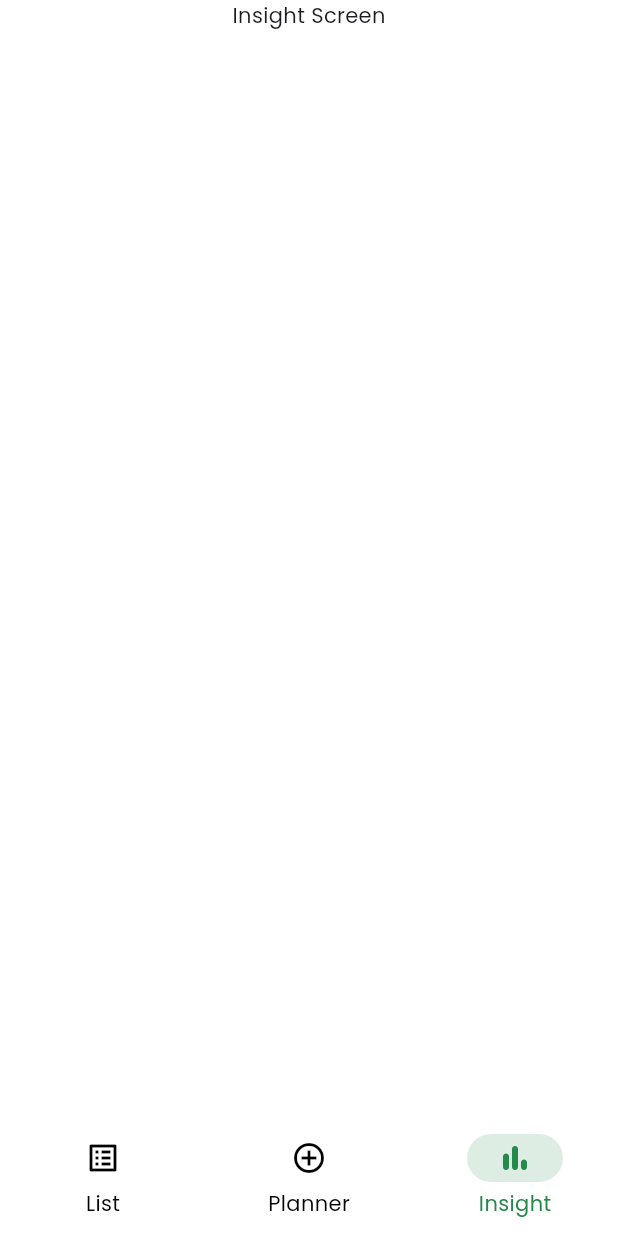
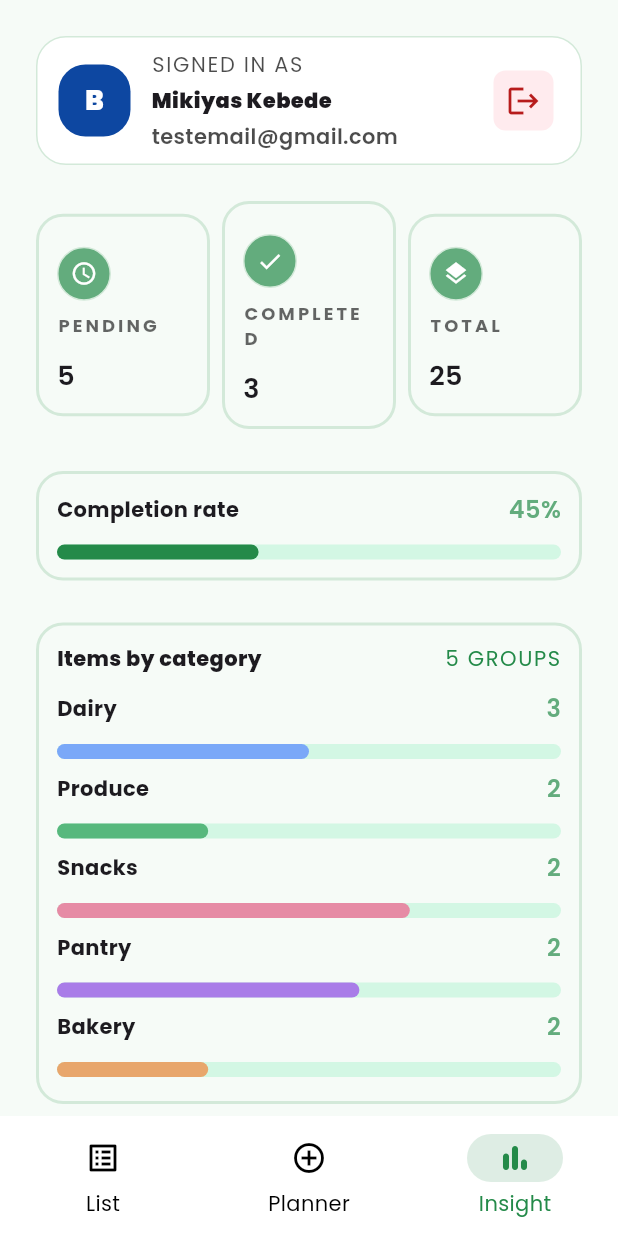
Before and after one commit to Miki0035/flutter_grocify, a Flutter app: the BottomNav screen opened directly, item 3 of the bottom bar chosen, on a phone screen of 412 x 824 dp. Run offline on Flutter 3.47's test engine with Material 3 defaults, Android fonts, the phone set to English and light mode, and no system bars; our stand-ins replace fpdart, google_fonts.

Commit message:
fix: widgetized insight screen

```diff
--- a/lib/features/insights/presentation/screens/insight_screen.dart
+++ b/lib/features/insights/presentation/screens/insight_screen.dart
@@ -1,10 +1,92 @@
 import 'package:flutter/material.dart';
+import 'package:grocify/core/constants/sizes.dart';
+import 'package:grocify/features/insights/presentation/widgets/insight_banner_card.dart';
+import 'package:grocify/features/insights/presentation/widgets/insight_priority_card.dart';
+import 'package:grocify/features/insights/presentation/widgets/insight_progress_bar.dart';
+import 'package:grocify/features/insights/presentation/widgets/insight_progress_container.dart';
+import 'package:grocify/features/insights/presentation/widgets/insight_stats_container.dart';
 
 class InsightScreen extends StatelessWidget {
   const InsightScreen({super.key});
 
   @override
   Widget build(BuildContext context) {
-    return const Column(children: [Center(child: Text('Insight Screen'))]);
+    // Width Of Device
+    final width = MediaQuery.sizeOf(context).width;
+
+    final backgroundColor = Theme.of(
+      context,
+    ).colorScheme.outlineVariant.withValues(alpha: 0.2);
+
+    final borderColor = Theme.of(context).colorScheme.outlineVariant;
+    final primaryColor = Theme.of(context).colorScheme.primary;
+    final onPrimaryColor = Theme.of(context).colorScheme.onPrimary;
+    final surfaceColor = Theme.of(context).colorScheme.surface;
+
+    return SafeArea(
+      child: SingleChildScrollView(
+        child: Container(
+          padding: .all(24),
+          decoration: BoxDecoration(color: backgroundColor),
+          child: Column(
+            children: [
+              GInsightBanner(),
+              SizedBox(height: 24),
+
+              GInsightStats(),
+              SizedBox(height: 20),
+
+              GInsightProgressIndicator(
+                borderColor: borderColor,
+                primaryColor: primaryColor,
+                type: 'Completion rate',
+                amount: '45%',
+                hasBorder: true,
+                hasPadding: true,
+                padding: 8,
+                value: 0.4,
+              ),
+
+              SizedBox(height: 20),
+
+              GInsightProgressCategoryContainer(
+                borderColor: borderColor,
+                primaryColor: primaryColor,
+              ),
+
+              SizedBox(height: 18),
+
+              GInsightPriorityCard(
+                surfaceColor: surfaceColor,
+                borderColor: borderColor,
+                primaryColor: primaryColor,
+              ),
+
+              // CLEAR BUTTON
+              Container(
+                width: width * 0.8,
+                padding: .symmetric(vertical: 32),
+                child: ElevatedButton(
+                  onPressed: () {},
+                  style: ElevatedButton.styleFrom(
+                    backgroundColor: primaryColor,
+                    padding: .symmetric(vertical: 16),
+                    shape: RoundedRectangleBorder(borderRadius: .circular(8)),
+                  ),
+                  child: Text(
+                    'Clear completed items',
+                    style: TextStyle(
+                      color: onPrimaryColor,
+                      fontSize: GSize.fontMd,
+                      letterSpacing: 0.9,
+                    ),
+                  ),
+                ),
+              ),
+            ],
+          ),
+        ),
+      ),
+    );
   }
 }
--- /dev/null
+++ b/lib/features/insights/presentation/widgets/insight_banner_card.dart
@@ -0,0 +1,88 @@
+import 'package:flutter/material.dart';
+import 'package:grocify/core/constants/sizes.dart';
+
+class GInsightBanner extends StatelessWidget {
+  const GInsightBanner({super.key});
+
+  @override
+  Widget build(BuildContext context) {
+    final surface = Theme.of(context).colorScheme.surface;
+    final textColor = Theme.of(context).colorScheme.onSurface;
+
+    final borderColor = Theme.of(context).colorScheme.outlineVariant;
+    return Container(
+      padding: .symmetric(horizontal: 14, vertical: 8),
+      decoration: BoxDecoration(
+        color: surface,
+        border: .all(color: borderColor),
+        borderRadius: .circular(20),
+      ),
+      child: Row(
+        mainAxisAlignment: .spaceBetween,
+        children: [
+          // PROFILE AVATAR + PROFILE DATA
+          Row(
+            children: [
+              // PROFILE AVATAR
+              Container(
+                width: 48,
+                height: 48,
+                padding: .all(8),
+                decoration: BoxDecoration(
+                  color: Colors.blue.shade900,
+                  borderRadius: .circular(18),
+                ),
+                child: Center(
+                  child: Text(
+                    'B',
+                    style: TextStyle(
+                      color: surface,
+                      fontWeight: .w900,
+                      fontSize: GSize.fontLg,
+                    ),
+                  ),
+                ),
+              ),
+              SizedBox(width: 14),
+              // PROFILE DATA
+              Column(
+                crossAxisAlignment: .start,
+                children: [
+                  Text(
+                    'SIGNED IN AS',
+                    style: TextStyle(
+                      letterSpacing: 1.1,
+                      color: textColor.withValues(alpha: 0.7),
+                    ),
+                  ),
+                  SizedBox(height: 4),
+
+                  Text('Mikiyas Kebede', style: TextStyle(fontWeight: .w900)),
+                  SizedBox(height: 4),
+
+                  Text(
+                    'testemail@gmail.com',
+                    style: TextStyle(
+                      fontWeight: .w600,
+                      color: textColor.withValues(alpha: 0.7),
+                    ),
+                  ),
+                ],
+              ),
+            ],
+          ),
+
+          // LOGOUT BUTTON
+          IconButton(
+            onPressed: () {},
+            style: IconButton.styleFrom(
+              backgroundColor: Colors.red.shade50,
+              shape: RoundedRectangleBorder(borderRadius: .circular(8)),
+            ),
+            icon: Icon(Icons.logout, color: Colors.red.shade900),
+          ),
+        ],
+      ),
+    );
+  }
+}
--- /dev/null
+++ b/lib/features/insights/presentation/widgets/insight_priority_card.dart
@@ -0,0 +1,75 @@
+import 'package:flutter/material.dart';
+import 'package:grocify/core/constants/sizes.dart';
+import 'package:grocify/features/list/presentation/widgets/chip.dart';
+
+class GInsightPriorityCard extends StatelessWidget {
+  const GInsightPriorityCard({
+    super.key,
+    required this.surfaceColor,
+    required this.borderColor,
+    required this.primaryColor,
+  });
+
+  final Color surfaceColor;
+  final Color borderColor;
+  final Color primaryColor;
+
+  @override
+  Widget build(BuildContext context) {
+    return Container(
+      padding: .symmetric(vertical: 18, horizontal: 14),
+      decoration: BoxDecoration(
+        color: surfaceColor,
+        border: .all(color: borderColor, width: 2),
+        borderRadius: .circular(20),
+      ),
+      child: Row(
+        mainAxisAlignment: .spaceBetween,
+        crossAxisAlignment: .start,
+        children: [
+          // RIGHT
+          Column(
+            spacing: 5,
+            crossAxisAlignment: .start,
+            children: [
+              Text(
+                'High priority remanining',
+                style: TextStyle(fontSize: GSize.fontSm, fontWeight: .w800),
+              ),
+
+              Text(
+                '3',
+                style: TextStyle(
+                  fontSize: GSize.fontXl,
+                  color: Colors.black,
+                  fontWeight: .w800,
+                ),
+              ),
+              Text(
+                'Handle these first for a smoother trip.',
+                style: TextStyle(
+                  fontSize: GSize.fontSm,
+                  color: primaryColor,
+                  fontWeight: .w400,
+                ),
+              ),
+            ],
+          ),
+
+          // RIGHT
+          GChip(
+            backgroundColor: Colors.red.shade50,
+            child: Text(
+              "ACTION",
+              style: TextStyle(
+                color: Colors.red,
+                fontSize: GSize.fontSm,
+                fontWeight: .w800,
+              ),
+            ),
+          ),
+        ],
+      ),
+    );
+  }
+}
--- /dev/null
+++ b/lib/features/insights/presentation/widgets/insight_progress_bar.dart
@@ -0,0 +1,76 @@
+import 'package:flutter/material.dart';
+import 'package:grocify/core/constants/colors.dart';
+import 'package:grocify/core/constants/sizes.dart';
+
+class GInsightProgressIndicator extends StatelessWidget {
+  const GInsightProgressIndicator({
+    super.key,
+    required this.borderColor,
+    required this.primaryColor,
+    required this.type,
+    required this.amount,
+    this.hasPadding = false,
+    this.hasBorder = false,
+    this.padding = 4,
+    required this.value,
+  });
+
+  final String type;
+  final String amount;
+  final double value;
+
+  final Color borderColor;
+  final Color primaryColor;
+
+  final bool hasPadding;
+  final bool hasBorder;
+
+  final double padding;
+
+  @override
+  Widget build(BuildContext context) {
+    final textColor = Theme.of(
+      context,
+    ).colorScheme.primary.withValues(alpha: 0.7);
+
+    return Padding(
+      padding: .symmetric(vertical: padding),
+      child: Container(
+        padding: hasPadding ? .all(12) : null,
+        decoration: hasBorder
+            ? BoxDecoration(
+                border: .all(color: borderColor, width: 2),
+                borderRadius: .circular(18),
+              )
+            : null,
+        child: Column(
+          children: [
+            Row(
+              mainAxisAlignment: .spaceBetween,
+              children: [
+                Text(type, style: TextStyle(fontWeight: .w700)),
+
+                Text(
+                  amount,
+                  style: TextStyle(
+                    fontSize: GSize.fontMd,
+                    color: textColor,
+                    fontWeight: .w600,
+                  ),
+                ),
+              ],
+            ),
+            SizedBox(height: 12),
+            LinearProgressIndicator(
+              value: value,
+              color: primaryColor,
+              borderRadius: .circular(50),
+              minHeight: 10,
+              backgroundColor: GrocifyBrand.greenSoft,
+            ),
+          ],
+        ),
+      ),
+    );
+  }
+}
--- /dev/null
+++ b/lib/features/insights/presentation/widgets/insight_progress_container.dart
@@ -0,0 +1,83 @@
+import 'package:flutter/material.dart';
+import 'package:grocify/core/constants/colors.dart';
+import 'package:grocify/features/insights/presentation/widgets/insight_progress_bar.dart';
+
+class GInsightProgressCategoryContainer extends StatelessWidget {
+  const GInsightProgressCategoryContainer({
+    super.key,
+    required this.borderColor,
+    required this.primaryColor,
+  });
+
+  final Color borderColor;
+  final Color primaryColor;
+
+  @override
+  Widget build(BuildContext context) {
+    return Container(
+      padding: .all(12),
+      decoration: BoxDecoration(
+        border: .all(color: borderColor, width: 2),
+        borderRadius: .circular(18),
+      ),
+      child: Column(
+        children: [
+          Row(
+            mainAxisAlignment: .spaceBetween,
+            children: [
+              Text('Items by category', style: TextStyle(fontWeight: .w800)),
+
+              Text(
+                '5 GROUPS',
+                style: TextStyle(color: primaryColor, letterSpacing: 1.1),
+              ),
+            ],
+          ),
+          SizedBox(height: 8),
+
+          // DAIRY
+          GInsightProgressIndicator(
+            borderColor: borderColor,
+            primaryColor: GrocifyLightColors.progressBlue,
+            type: 'Dairy',
+            amount: '3',
+            value: 0.5,
+          ),
+          // PRODUCE
+          GInsightProgressIndicator(
+            borderColor: borderColor,
+            primaryColor: GrocifyLightColors.progressGreen,
+            type: 'Produce',
+            amount: '2',
+            value: 0.3,
+          ),
+
+          // SNACKS
+          GInsightProgressIndicator(
+            borderColor: borderColor,
+            primaryColor: GrocifyLightColors.progressPink,
+            type: 'Snacks',
+            amount: '2',
+            value: 0.7,
+          ),
+          // PANTRY
+          GInsightProgressIndicator(
+            borderColor: borderColor,
+            primaryColor: GrocifyLightColors.progressPurple,
+            type: 'Pantry',
+            amount: '2',
+            value: 0.6,
+          ),
+          // BACKERY
+          GInsightProgressIndicator(
+            borderColor: borderColor,
+            primaryColor: GrocifyLightColors.progressAmber,
+            type: 'Bakery',
+            amount: '2',
+            value: 0.3,
+          ),
+        ],
+      ),
+    );
+  }
+}
--- /dev/null
+++ b/lib/features/insights/presentation/widgets/insight_stats_container.dart
@@ -0,0 +1,45 @@
+import 'package:flutter/material.dart';
+import 'package:grocify/core/constants/sizes.dart';
+import 'package:grocify/features/planner/presentation/widgets/activity_card.dart';
+
+class GInsightStats extends StatelessWidget {
+  const GInsightStats({super.key});
+
+  @override
+  Widget build(BuildContext context) {
+    final textColor = Theme.of(
+      context,
+    ).colorScheme.onSurface.withValues(alpha: 0.6);
+    return Row(
+      spacing: 8,
+      mainAxisAlignment: .spaceBetween,
+      children: [
+        GActivityCard(
+          type: 'PENDING',
+          typeFontColor: textColor,
+          typeLetterSpacing: 2,
+          amountfontSize: GSize.fontLg,
+          amount: 5,
+          icon: Icons.watch_later_outlined,
+        ),
+        GActivityCard(
+          type: 'COMPLETED',
+          typeFontColor: textColor,
+          typeLetterSpacing: 2,
+          amount: 3,
+          icon: Icons.check,
+          amountfontSize: GSize.fontLg,
+        ),
+
+        GActivityCard(
+          type: 'TOTAL',
+          typeFontColor: textColor,
+          typeLetterSpacing: 2,
+          amount: 25,
+          icon: Icons.layers,
+          amountfontSize: GSize.fontLg,
+        ),
+      ],
+    );
+  }
+}
--- a/lib/features/planner/presentation/widgets/activity_card.dart
+++ b/lib/features/planner/presentation/widgets/activity_card.dart
@@ -2,10 +2,22 @@ import 'package:flutter/material.dart';
 import 'package:grocify/core/constants/sizes.dart';
 
 class GActivityCard extends StatelessWidget {
-  const GActivityCard({super.key, required this.type, required this.amount});
+  const GActivityCard({
+    super.key,
+    required this.type,
+    required this.amount,
+    this.icon,
+    this.amountfontSize = GSize.fontMd,
+    this.typeLetterSpacing,
+    this.typeFontColor,
+  });
 
   final String type;
   final int amount;
+  final IconData? icon;
+  final double amountfontSize;
+  final double? typeLetterSpacing;
+  final Color? typeFontColor;
 
   @override
   Widget build(BuildContext context) {
@@ -14,7 +26,13 @@ class GActivityCard extends StatelessWidget {
     ).colorScheme.primary.withValues(alpha: 0.8);
     final borderColor = Theme.of(context).colorScheme.outlineVariant;
 
-    return Container(
+    final iconColor = Theme.of(context).colorScheme.onPrimary;
+    final iconBgColor = Theme.of(
+      context,
+    ).colorScheme.primary.withValues(alpha: 0.7);
+
+    return Expanded(
+      child: Container(
         padding: .all(12),
         decoration: BoxDecoration(
           border: .all(color: borderColor, width: 2),
@@ -23,20 +41,35 @@ class GActivityCard extends StatelessWidget {
         child: Column(
           crossAxisAlignment: .start,
           children: [
+            if (icon != null)
+              Padding(
+                padding: .symmetric(vertical: 8),
+                child: Container(
+                  padding: .all(8),
+                  decoration: BoxDecoration(
+                    color: iconBgColor,
+                    border: .all(color: borderColor),
+                    borderRadius: .circular(50),
+                  ),
+                  child: Icon(icon, color: iconColor, size: 18),
+                ),
+              ),
             Text(
               type,
               style: TextStyle(
-              color: textColor,
+                color: typeFontColor ?? textColor,
                 fontWeight: .w700,
                 fontSize: GSize.fontSm,
+                letterSpacing: typeLetterSpacing,
               ),
             ),
             SizedBox(height: 12),
             Text(
               '$amount',
-            style: TextStyle(fontSize: GSize.fontMd, fontWeight: .w600),
+              style: TextStyle(fontSize: amountfontSize, fontWeight: .w600),
             ),
           ],
+        ),
       ),
     );
   }
--- a/lib/features/planner/presentation/widgets/planner_banner.dart
+++ b/lib/features/planner/presentation/widgets/planner_banner.dart
@@ -73,9 +73,8 @@ class GPlannerBanner extends StatelessWidget {
           SizedBox(height: 12),
 
           // CARD COTNAINER
-          Wrap(
-            spacing: 24,
-            crossAxisAlignment: .center,
+          Row(
+            spacing: 8,
             children: [
               GActivityCard(type: 'PENDING', amount: 5),
               GActivityCard(type: 'HIGH PRIORITY', amount: 3),
```
Lines whose indentation alone changed are shown as unchanged.
